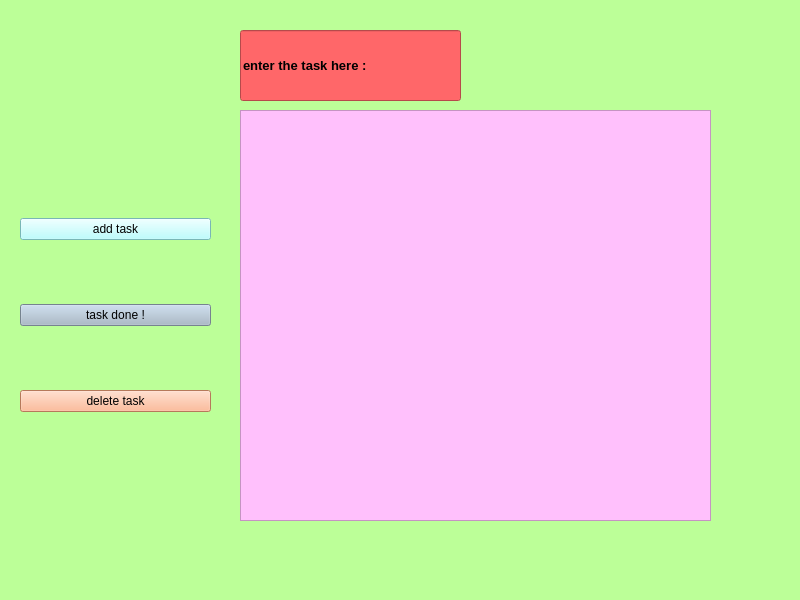
Old version of the form main.ui in the repository sashaparand7/basic-to-do-list.
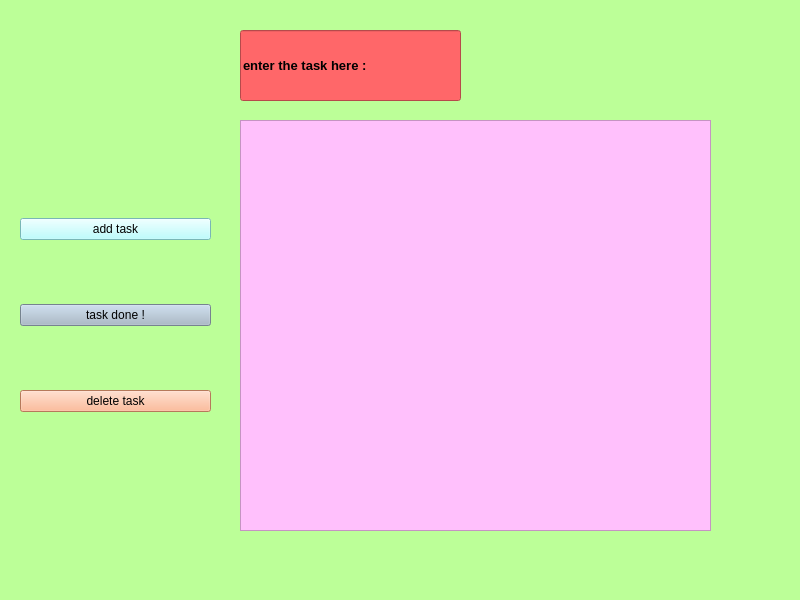
New version of the form.

Commit message: my first project todo list

```diff
--- a/main.ui
+++ b/main.ui
@@ -21,7 +21,7 @@
     <property name="geometry">
      <rect>
       <x>240</x>
-      <y>110</y>
+      <y>120</y>
       <width>471</width>
       <height>411</height>
      </rect>
@@ -32,7 +32,8 @@
     <property name="styleSheet">
      <string notr="true">font: 12pt &quot;MV Boli&quot;;
 background-color : rgb(255, 192, 252) ;
-color : rgb(0, 0, 0);</string>
+color : rgb(0, 0, 0);
+border-color: rgb(255, 0, 127);</string>
     </property>
    </widget>
    <widget class="QWidget" name="verticalLayoutWidget">
```
Left out of the diff: 3 changed lines with no effect on the pictures.
